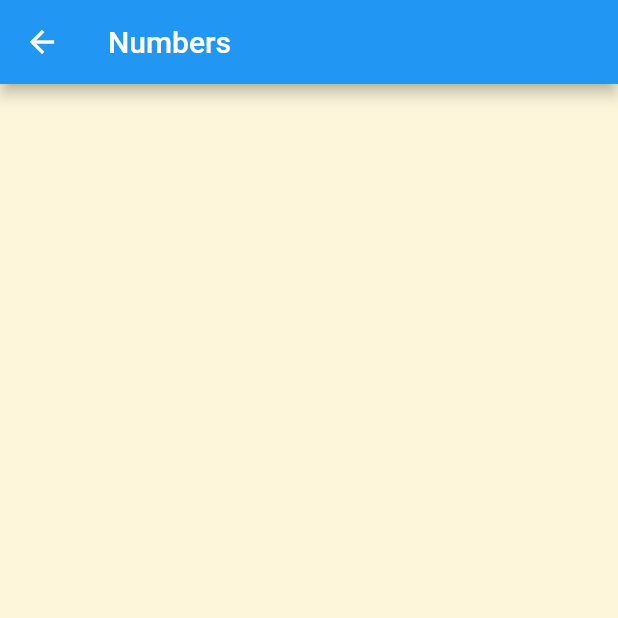
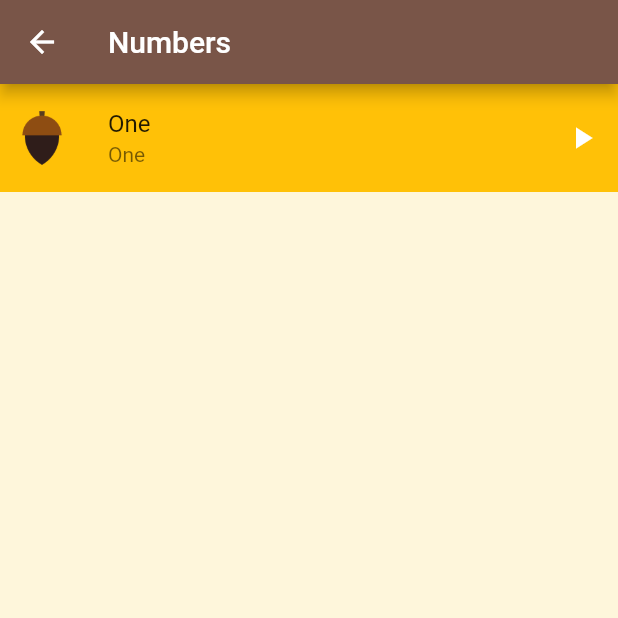
Before and after one commit to FadyFawzyOfficial/toku, a Flutter app: the screen it shows after launch, after a tap on "Numbers", on a phone screen of 412 x 824 dp, the top half of it. Run offline on Flutter 3.47's test engine with Material 2 defaults, Android fonts, the light colour scheme and no system bars.

Commit message:
3. Build WordListTile Widget to Represent Words

```diff
--- a/lib/main.dart
+++ b/lib/main.dart
@@ -13,6 +13,7 @@ class Toku extends StatelessWidget {
       debugShowCheckedModeBanner: false,
       theme: ThemeData(
         scaffoldBackgroundColor: const Color(0xFFFEF6DB),
+        appBarTheme: const AppBarTheme(color: Colors.brown),
       ),
       home: const HomeScreen(),
     );
--- a/lib/screens/home_screen.dart
+++ b/lib/screens/home_screen.dart
@@ -9,10 +9,7 @@ class HomeScreen extends StatelessWidget {
   @override
   Widget build(context) {
     return Scaffold(
-      appBar: AppBar(
-        backgroundColor: const Color(0xFF46322B),
-        title: const Text('Toku'),
-      ),
+      appBar: AppBar(title: const Text('Toku')),
       body: Column(
         crossAxisAlignment: CrossAxisAlignment.stretch,
         children: [
--- a/lib/screens/numbers_screen.dart
+++ b/lib/screens/numbers_screen.dart
@@ -1,4 +1,6 @@
 import 'package:flutter/material.dart';
+
+import '../widgets/word_list_tile.dart';
 
 class NumbersScreen extends StatelessWidget {
   const NumbersScreen({super.key});
@@ -9,6 +11,11 @@ class NumbersScreen extends StatelessWidget {
       appBar: AppBar(
         title: const Text('Numbers'),
       ),
+      body: ListView(
+        children: const [
+          WordListTile(),
+        ],
+      ),
     );
   }
 }
--- /dev/null
+++ b/lib/widgets/word_list_tile.dart
@@ -0,0 +1,21 @@
+import 'package:flutter/material.dart';
+
+class WordListTile extends StatelessWidget {
+  const WordListTile({super.key});
+
+  @override
+  Widget build(BuildContext context) {
+    return ListTile(
+      contentPadding: const EdgeInsetsDirectional.all(0),
+      tileColor: Colors.amber,
+      iconColor: Colors.white,
+      leading: Image.asset('assets/images/numbers/number_one.png'),
+      title: const Text('One'),
+      subtitle: const Text('One'),
+      trailing: IconButton(
+        onPressed: () {},
+        icon: const Icon(Icons.play_arrow),
+      ),
+    );
+  }
+}
```
Also changed, not shown: pubspec.yaml (+7 -2 lines).
